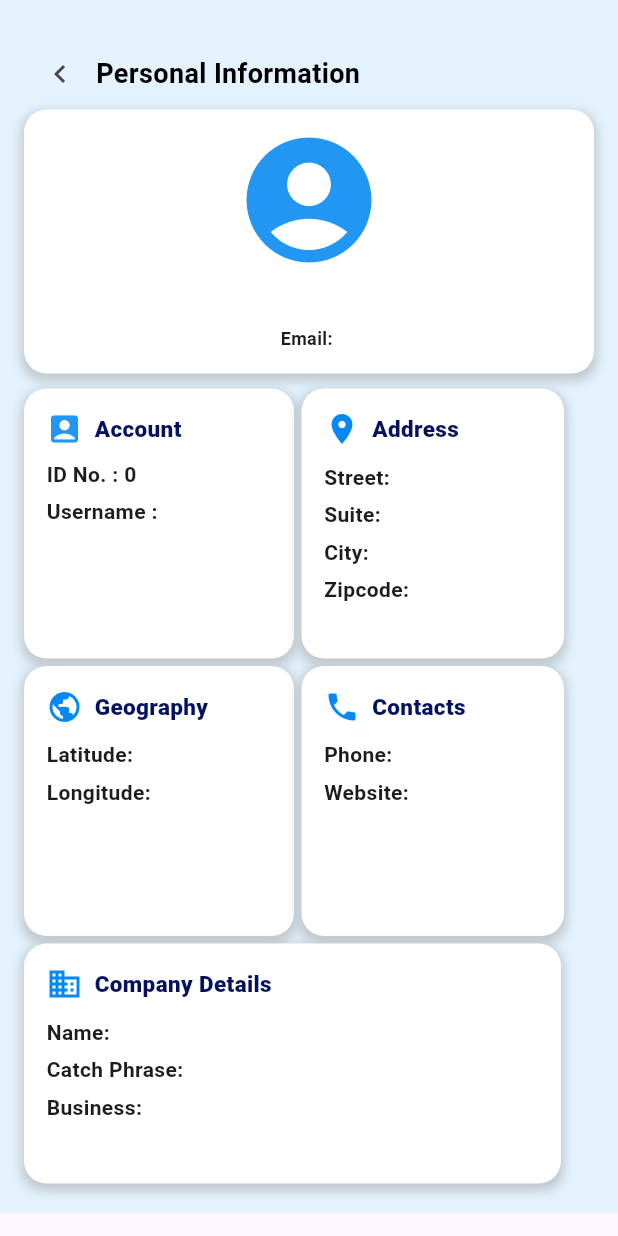
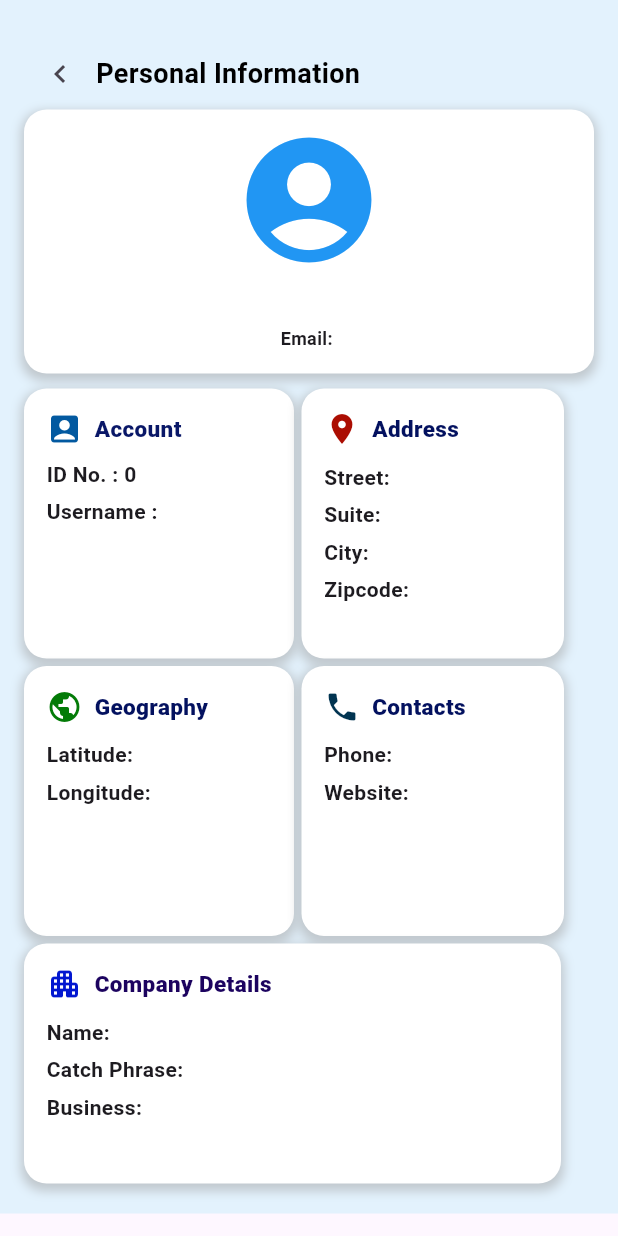
Before and after one commit to Zysrel/Flutter_Activity2, a Flutter app: the UserDetailsScreen screen opened directly with empty values, on a phone screen of 412 x 824 dp. Run offline on Flutter 3.47's test engine with Material 3 defaults, Android fonts, the phone set to English and light mode, and no system bars; network calls fail.

Commit message:
changes on icon color

```diff
--- a/lib/userdetails_screen.dart
+++ b/lib/userdetails_screen.dart
@@ -96,7 +96,7 @@ class UserDetailsScreen extends StatelessWidget {
                             ],
                             borderRadius: BorderRadius.circular(15.0),
                           ),
-  //users info
+//users info
                           child: Container(
                             margin: const EdgeInsets.all(15.0),
                             child: Align(
@@ -106,14 +106,14 @@ class UserDetailsScreen extends StatelessWidget {
                                 children: [
                                   const Row(
                                     children: [
-                                      Icon(Icons.account_box, color: Colors.blue,),
+                                      Icon(Icons.account_box, color: Color.fromARGB(255, 2, 89, 160),),
                                       SizedBox(width: 8.0,),
                                          Text(
                                           'Account',
                                           style: TextStyle(
                                             fontWeight: FontWeight.w900,
                                             fontSize: 15.0,
-                                            color: Color.fromARGB(255, 3, 17, 95),
+                                            color: Color.fromARGB(255, 9, 23, 103),
                                           ),
                                         ),
 
@@ -162,7 +162,7 @@ class UserDetailsScreen extends StatelessWidget {
                                 children: [
                                   const Row(
                                     children: [
-                                      Icon(Icons.location_on, color: Color.fromARGB(255, 3, 136, 245)),
+                                      Icon(Icons.location_on, color: Color.fromARGB(255, 171, 13, 2)),
                                       SizedBox(
                                         width: 8.0
                                       ),
@@ -238,7 +238,7 @@ class UserDetailsScreen extends StatelessWidget {
                                 children: [
                                   const Row(
                                     children: [
-                                       Icon(Icons.public, color: Color.fromARGB(255, 3, 136, 245)),
+                                       Icon(Icons.public, color: Color.fromARGB(255, 3, 123, 7)),
                                        SizedBox(
                                         width: 8.0,
                                       ),
@@ -295,7 +295,7 @@ class UserDetailsScreen extends StatelessWidget {
                                 children: [
                                   const Row(
                                     children: [
-                                       Icon(Icons.phone, color: Color.fromARGB(255, 3, 136, 245)),
+                                       Icon(Icons.phone, color: Color.fromARGB(255, 1, 52, 81)),
                                        SizedBox(
                                         width: 8.0,
                                       ),
@@ -357,7 +357,7 @@ class UserDetailsScreen extends StatelessWidget {
                                 children: [
                                   const Row(
                                     children: [
-                                       Icon(Icons.business_sharp, color: Color.fromARGB(255, 3, 136, 245)),
+                                       Icon(Icons.apartment_rounded, color: Color.fromARGB(255, 2, 23, 208)),
                                        SizedBox(
                                         width: 8.0,
                                       ),
@@ -366,7 +366,7 @@ class UserDetailsScreen extends StatelessWidget {
                                           style: TextStyle(
                                             fontWeight: FontWeight.w900,
                                             fontSize: 15.0,
-                                            color: Color.fromARGB(255, 3, 17, 95),
+                                            color: Color.fromARGB(255, 28, 3, 95),
                                           ),
                                         ),
                                     ],
```
